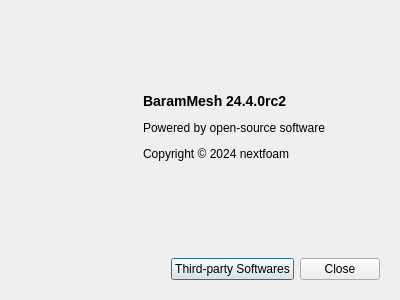
The window that baramMesh/view/menu/help/about_dialog.ui (nextfoam/baram) describes before a commit, drawn with Qt 5.
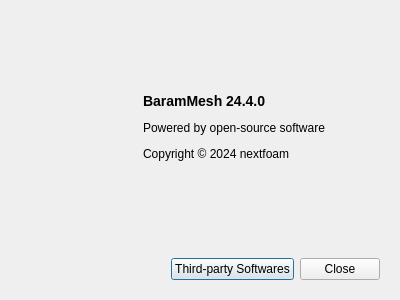
The same window after the commit.

Diff of the .ui file:
```diff
--- a/baramMesh/view/menu/help/about_dialog.ui
+++ b/baramMesh/view/menu/help/about_dialog.ui
@@ -90,7 +90,7 @@
          </sizepolicy>
         </property>
         <property name="text">
-         <string>&lt;p&gt;&lt;b&gt;&lt;font size=&quot;4&quot;&gt;BaramMesh 24.4.0rc2&lt;/font&gt;&lt;/b&gt;&lt;/p&gt;
+         <string>&lt;p&gt;&lt;b&gt;&lt;font size=&quot;4&quot;&gt;BaramMesh 24.4.0&lt;/font&gt;&lt;/b&gt;&lt;/p&gt;
 
 &lt;p&gt;Powered by open-source software&lt;/p&gt;
 
```
